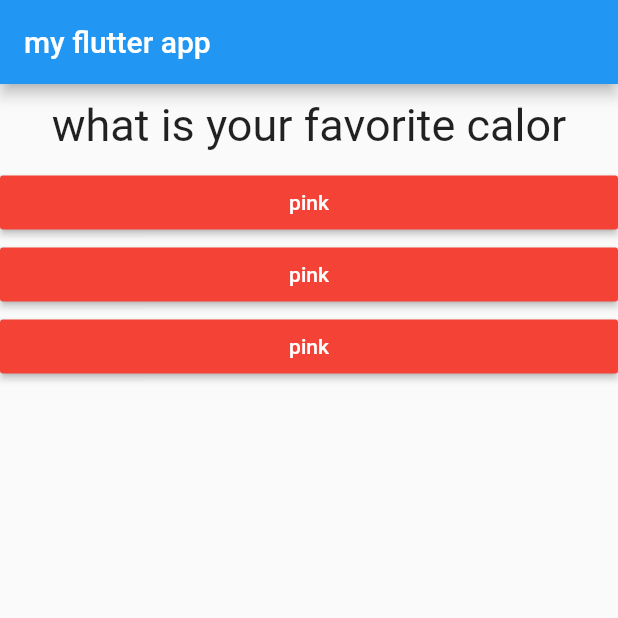
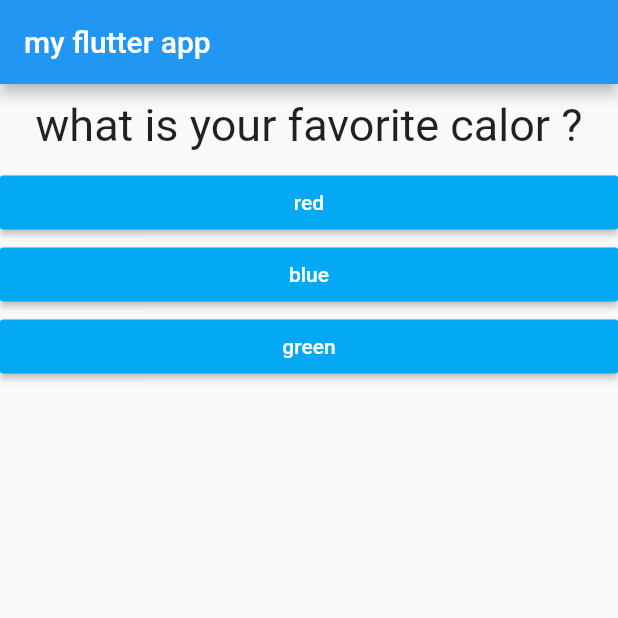
Before and after one commit to AMELkhdfjd/first-Flutter-App, a Flutter app: the screen it shows after launch, on a phone screen of 412 x 824 dp, the top half of it. Run offline on Flutter 3.47's test engine with Material 2 defaults, Android fonts, the phone set to English and light mode, and no system bars.

Commit message:
adding the map of quesitons seccessfully

```diff
--- a/lib/answer.dart
+++ b/lib/answer.dart
@@ -5,7 +5,8 @@ import 'package:flutter/material.dart';
 
 class Answer extends StatelessWidget {
   final VoidCallback selecthandler;
-  const Answer (this.selecthandler);
+  final String answerText;
+  const Answer (this.selecthandler, this.answerText);
 
 
 
@@ -18,9 +19,9 @@ class Answer extends StatelessWidget {
 
       child : RaisedButton(
 
-        child: Text( "pink"),
+        child: Text( answerText),
          textColor: Colors.white,
-        color : Colors.red,
+        color : Colors.lightBlue,
 
         onPressed: selecthandler,
 
--- a/lib/main.dart
+++ b/lib/main.dart
@@ -31,10 +31,17 @@ class _MyAppState extends State<MyApp>{
   @override
   Widget  build( BuildContext  context){
     var questions = [
-    "what is your favorite calor",
-     "what is your favorite animal",
+      {'questionText':  "what is your favorite calor ?",
+        'answers': ['red', 'blue', 'green',]
+      },
 
+     {'questionText':  "what is your favorite animal ?",
+        'answers': ['rabbit', 'bird', 'elephant','lion','cat']
+      },
 
+        {'questionText':  "what is your favorite indtractor ?",
+        'answers': ['max', 'max', 'max']
+      }
     ];
 
     return  MaterialApp(
@@ -48,14 +55,17 @@ class _MyAppState extends State<MyApp>{
             children :  <Widget>[
 
               Question(
-                questions[_questionindex] ,
+                //? add the "as String" to specify that we have a list of strings not objects
+                (questions[_questionindex]['questionText'] ) as String,
               ),
-              Answer(_answerQuestion),
-              Answer(_answerQuestion),
-              Answer(_answerQuestion),
+              //adding the values of a list to the list of children
+              ...(questions[_questionindex]['answers'] as List<String>).map((answer){
+                return Answer  (  _answerQuestion , answer);
+              }).toList()
 
 
-            ]
+
+            ],
           )
         )
 
```
